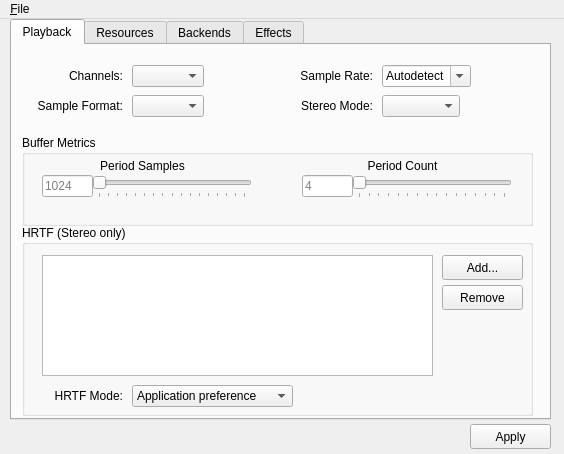
This is utils/alsoft-config/mainwindow.ui in kcat/openal-soft as Qt 5 draws it before an edit. The edited form follows.
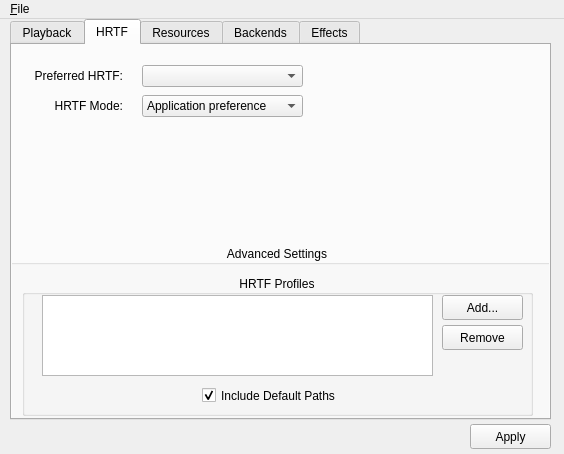
This is the edited form. The open tabs and pages were chosen to show the change. Icons and pictures are not drawn.

Commit message:
Restructure alsoft-config UI
The HRTF stuff is moved to its own tab, and a Preferred HRTF combo box is added
for future use. The resampler option is moved to the main Playback tab, and
some options are moved to an Advanced Settings section on the tab.

Diff of the .ui file:
```diff
--- a/utils/alsoft-config/mainwindow.ui
+++ b/utils/alsoft-config/mainwindow.ui
@@ -10,6 +10,18 @@
     <height>454</height>
    </rect>
   </property>
+  <property name="minimumSize">
+   <size>
+    <width>564</width>
+    <height>454</height>
+   </size>
+  </property>
+  <property name="maximumSize">
+   <size>
+    <width>564</width>
+    <height>454</height>
+   </size>
+  </property>
   <property name="windowTitle">
    <string>OpenAL Soft Configuration</string>
   </property>
@@ -198,140 +210,57 @@
        <set>Qt::AlignRight|Qt::AlignTrailing|Qt::AlignVCenter</set>
       </property>
      </widget>
+     <widget class="QLabel" name="label_14">
+      <property name="geometry">
+       <rect>
+        <x>280</x>
+        <y>50</y>
+        <width>81</width>
+        <height>21</height>
+       </rect>
+      </property>
+      <property name="text">
+       <string>Stereo Mode:</string>
+      </property>
+      <property name="alignment">
+       <set>Qt::AlignRight|Qt::AlignTrailing|Qt::AlignVCenter</set>
+      </property>
+     </widget>
+     <widget class="QComboBox" name="stereoModeCombo">
+      <property name="geometry">
+       <rect>
+        <x>370</x>
+        <y>50</y>
+        <width>78</width>
+        <height>22</height>
+       </rect>
+      </property>
+      <property name="toolTip">
+       <string>How to treat stereo output. As headphones, HRTF or crossfeed
+filters may be used to improve binaural quality, which may not
+otherwise be suitable for speakers.</string>
+      </property>
+     </widget>
      <widget class="QGroupBox" name="groupBox">
       <property name="geometry">
        <rect>
-        <x>10</x>
-        <y>180</y>
-        <width>511</width>
-        <height>191</height>
+        <x>-11</x>
+        <y>200</y>
+        <width>551</width>
+        <height>181</height>
        </rect>
       </property>
       <property name="title">
-       <string>HRTF (Stereo only)</string>
-      </property>
-      <widget class="QListWidget" name="hrtfFileList">
-       <property name="geometry">
-        <rect>
-         <x>20</x>
-         <y>30</y>
-         <width>391</width>
-         <height>121</height>
-        </rect>
-       </property>
-       <property name="toolTip">
-        <string>A list of files containing HRTF data sets. The listed data sets
-are used in place of the default sets. The filenames may
-contain these markers, which will be replaced as needed:
-%r - Device sampling rate
-%s - Non-greedy string (up to the following matching characters)
-%% - Percent sign (%)</string>
-       </property>
-       <property name="dragEnabled">
-        <bool>false</bool>
-       </property>
-       <property name="dragDropMode">
-        <enum>QAbstractItemView::InternalMove</enum>
-       </property>
-       <property name="alternatingRowColors">
-        <bool>true</bool>
-       </property>
-       <property name="selectionMode">
-        <enum>QAbstractItemView::ExtendedSelection</enum>
-       </property>
-       <property name="textElideMode">
-        <enum>Qt::ElideNone</enum>
-       </property>
-      </widget>
-      <widget class="QPushButton" name="hrtfAddButton">
-       <property name="geometry">
-        <rect>
-         <x>420</x>
-         <y>30</y>
-         <width>81</width>
-         <height>25</height>
-        </rect>
-       </property>
-       <property name="text">
-        <string>Add...</string>
-       </property>
-       <property name="icon">
-        <iconset theme="list-add">
-         <normaloff/>
-        </iconset>
-       </property>
-       <property name="flat">
-        <bool>false</bool>
-       </property>
-      </widget>
-      <widget class="QPushButton" name="hrtfRemoveButton">
-       <property name="geometry">
-        <rect>
-         <x>420</x>
-         <y>60</y>
-         <width>81</width>
-         <height>25</height>
-        </rect>
-       </property>
-       <property name="text">
-        <string>Remove</string>
-       </property>
-       <property name="icon">
-        <iconset theme="list-remove">
-         <normaloff/>
-        </iconset>
-       </property>
-      </widget>
-      <widget class="QComboBox" name="hrtfStateComboBox">
-       <property name="geometry">
-        <rect>
-         <x>110</x>
-         <y>160</y>
-         <width>161</width>
-         <height>22</height>
-        </rect>
-       </property>
-       <property name="sizeAdjustPolicy">
-        <enum>QComboBox::AdjustToContentsOnFirstShow</enum>
-       </property>
-       <item>
-        <property name="text">
-         <string>Application preference</string>
-        </property>
-       </item>
-       <item>
-        <property name="text">
-         <string>Force on</string>
-        </property>
-       </item>
-       <item>
-        <property name="text">
-         <string>Force off</string>
-        </property>
-       </item>
-      </widget>
-      <widget class="QLabel" name="label_15">
-       <property name="geometry">
-        <rect>
-         <x>30</x>
-         <y>160</y>
-         <width>71</width>
-         <height>21</height>
-        </rect>
-       </property>
-       <property name="text">
-        <string>HRTF Mode:</string>
+       <string>Advanced Settings</string>
        </property>
        <property name="alignment">
-        <set>Qt::AlignRight|Qt::AlignTrailing|Qt::AlignVCenter</set>
-       </property>
-      </widget>
-     </widget>
+       <set>Qt::AlignCenter</set>
+      </property>
      <widget class="QGroupBox" name="groupBox_3">
       <property name="geometry">
        <rect>
-        <x>10</x>
-        <y>90</y>
+         <x>20</x>
+         <y>30</y>
         <width>511</width>
         <height>91</height>
        </rect>
@@ -339,6 +268,9 @@
       <property name="title">
        <string>Buffer Metrics</string>
       </property>
+       <property name="alignment">
+        <set>Qt::AlignCenter</set>
+       </property>
       <widget class="QWidget" name="widget" native="true">
        <property name="geometry">
         <rect>
@@ -502,35 +434,251 @@
        </widget>
       </widget>
      </widget>
-     <widget class="QLabel" name="label_14">
+     </widget>
+     <widget class="QGroupBox" name="groupBox_4">
       <property name="geometry">
        <rect>
-        <x>280</x>
+        <x>90</x>
+        <y>80</y>
+        <width>351</width>
+        <height>81</height>
+       </rect>
+      </property>
+      <property name="title">
+       <string>Resampler Quality</string>
+      </property>
+      <property name="alignment">
+       <set>Qt::AlignCenter</set>
+      </property>
+      <widget class="QLabel" name="resamplerLabel">
+       <property name="geometry">
+        <rect>
+         <x>20</x>
         <y>50</y>
-        <width>81</width>
+         <width>311</width>
         <height>21</height>
        </rect>
       </property>
       <property name="text">
-       <string>Stereo Mode:</string>
+        <string>Default</string>
       </property>
       <property name="alignment">
-       <set>Qt::AlignRight|Qt::AlignTrailing|Qt::AlignVCenter</set>
-      </property>
-     </widget>
-     <widget class="QComboBox" name="stereoModeCombo">
+        <set>Qt::AlignCenter</set>
+       </property>
+      </widget>
+      <widget class="QSlider" name="resamplerSlider">
       <property name="geometry">
        <rect>
-        <x>370</x>
-        <y>50</y>
-        <width>78</width>
-        <height>22</height>
+         <x>20</x>
+         <y>30</y>
+         <width>311</width>
+         <height>23</height>
+        </rect>
+       </property>
+       <property name="orientation">
+        <enum>Qt::Horizontal</enum>
+       </property>
+      </widget>
+     </widget>
+    </widget>
+    <widget class="QWidget" name="tab_5">
+     <attribute name="title">
+      <string>HRTF</string>
+     </attribute>
+     <widget class="QGroupBox" name="groupBox_2">
+      <property name="geometry">
+       <rect>
+        <x>-10</x>
+        <y>200</y>
+        <width>551</width>
+        <height>181</height>
+       </rect>
+      </property>
+      <property name="title">
+       <string>Advanced Settings</string>
+      </property>
+      <property name="alignment">
+       <set>Qt::AlignCenter</set>
+      </property>
+      <property name="checkable">
+       <bool>false</bool>
+      </property>
+      <property name="checked">
+       <bool>false</bool>
+      </property>
+      <widget class="QGroupBox" name="groupBox_6">
+       <property name="geometry">
+        <rect>
+         <x>20</x>
+         <y>30</y>
+         <width>511</width>
+         <height>141</height>
+        </rect>
+       </property>
+       <property name="title">
+        <string>HRTF Profiles</string>
+       </property>
+       <property name="alignment">
+        <set>Qt::AlignCenter</set>
+       </property>
+       <widget class="QListWidget" name="hrtfFileList">
+        <property name="geometry">
+         <rect>
+          <x>20</x>
+          <y>20</y>
+          <width>391</width>
+          <height>81</height>
        </rect>
       </property>
       <property name="toolTip">
-       <string>How to treat stereo output. As headphones, HRTF or crossfeed
-filters may be used to improve binaural quality, which may not
-otherwise be suitable for speakers.</string>
+         <string>A list of files containing HRTF data sets. The listed data sets
+are used in place of the default sets. The filenames may
+contain these markers, which will be replaced as needed:
+%r - Device sampling rate
+%s - Non-greedy string (up to the following matching characters)
+%% - Percent sign (%)</string>
+        </property>
+        <property name="dragEnabled">
+         <bool>false</bool>
+        </property>
+        <property name="dragDropMode">
+         <enum>QAbstractItemView::InternalMove</enum>
+        </property>
+        <property name="alternatingRowColors">
+         <bool>true</bool>
+        </property>
+        <property name="selectionMode">
+         <enum>QAbstractItemView::ExtendedSelection</enum>
+        </property>
+        <property name="textElideMode">
+         <enum>Qt::ElideNone</enum>
+        </property>
+       </widget>
+       <widget class="QPushButton" name="hrtfAddButton">
+        <property name="geometry">
+         <rect>
+          <x>420</x>
+          <y>20</y>
+          <width>81</width>
+          <height>25</height>
+         </rect>
+        </property>
+        <property name="text">
+         <string>Add...</string>
+        </property>
+        <property name="icon">
+         <iconset theme="list-add">
+          <normaloff/>
+         </iconset>
+        </property>
+        <property name="flat">
+         <bool>false</bool>
+        </property>
+       </widget>
+       <widget class="QCheckBox" name="defaultHrtfPathsCheckBox">
+        <property name="geometry">
+         <rect>
+          <x>180</x>
+          <y>110</y>
+          <width>151</width>
+          <height>21</height>
+         </rect>
+        </property>
+        <property name="text">
+         <string>Include Default Paths</string>
+        </property>
+        <property name="checked">
+         <bool>true</bool>
+        </property>
+       </widget>
+       <widget class="QPushButton" name="hrtfRemoveButton">
+        <property name="geometry">
+         <rect>
+          <x>420</x>
+          <y>50</y>
+          <width>81</width>
+          <height>25</height>
+         </rect>
+        </property>
+        <property name="text">
+         <string>Remove</string>
+        </property>
+        <property name="icon">
+         <iconset theme="list-remove">
+          <normaloff/>
+         </iconset>
+        </property>
+       </widget>
+      </widget>
+     </widget>
+     <widget class="QLabel" name="label_16">
+      <property name="geometry">
+       <rect>
+        <x>40</x>
+        <y>50</y>
+        <width>71</width>
+        <height>21</height>
+       </rect>
+      </property>
+      <property name="text">
+       <string>HRTF Mode:</string>
+      </property>
+      <property name="alignment">
+       <set>Qt::AlignRight|Qt::AlignTrailing|Qt::AlignVCenter</set>
+      </property>
+     </widget>
+     <widget class="QComboBox" name="hrtfStateComboBox">
+      <property name="geometry">
+       <rect>
+        <x>130</x>
+        <y>50</y>
+        <width>161</width>
+        <height>22</height>
+       </rect>
+      </property>
+      <property name="sizeAdjustPolicy">
+       <enum>QComboBox::AdjustToContentsOnFirstShow</enum>
+      </property>
+      <item>
+       <property name="text">
+        <string>Application preference</string>
+       </property>
+      </item>
+      <item>
+       <property name="text">
+        <string>Force on</string>
+       </property>
+      </item>
+      <item>
+       <property name="text">
+        <string>Force off</string>
+       </property>
+      </item>
+     </widget>
+     <widget class="QLabel" name="label_12">
+      <property name="geometry">
+       <rect>
+        <x>20</x>
+        <y>20</y>
+        <width>91</width>
+        <height>21</height>
+       </rect>
+      </property>
+      <property name="text">
+       <string>Preferred HRTF:</string>
+      </property>
+      <property name="alignment">
+       <set>Qt::AlignRight|Qt::AlignTrailing|Qt::AlignVCenter</set>
+      </property>
+     </widget>
+     <widget class="QComboBox" name="preferredHrtfComboBox">
+      <property name="geometry">
+       <rect>
+        <x>130</x>
+        <y>20</y>
+        <width>161</width>
+        <height>22</height>
+       </rect>
       </property>
      </widget>
     </widget>
@@ -662,40 +810,11 @@
        <string>Auto</string>
       </property>
      </widget>
-     <widget class="QLabel" name="label_9">
-      <property name="geometry">
-       <rect>
-        <x>30</x>
-        <y>120</y>
-        <width>71</width>
-        <height>21</height>
-       </rect>
-      </property>
-      <property name="text">
-       <string>Resampler:</string>
-      </property>
-     </widget>
-     <widget class="QComboBox" name="resamplerComboBox">
-      <property name="geometry">
-       <rect>
-        <x>110</x>
-        <y>120</y>
-        <width>78</width>
-        <height>22</height>
-       </rect>
-      </property>
-      <property name="toolTip">
-       <string>The resampling method used when mixing sources.</string>
-      </property>
-      <property name="sizeAdjustPolicy">
-       <enum>QComboBox::AdjustToContents</enum>
-      </property>
-     </widget>
      <widget class="QGroupBox" name="cpuExtGroupBox">
       <property name="geometry">
        <rect>
         <x>10</x>
-        <y>150</y>
+        <y>120</y>
         <width>511</width>
         <height>121</height>
        </rect>
```
Lines whose indentation alone changed are shown as unchanged. The commit also changes 2 other files.
